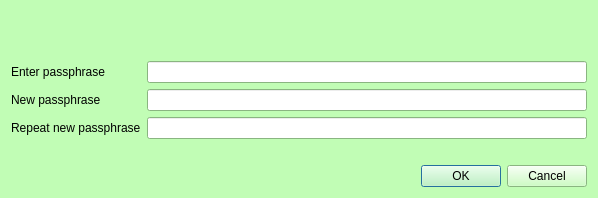
Before: the Qt Designer form src/qt/forms/askpassphrasedialog.ui in IParn/LimecoinX, drawn with Qt 5.
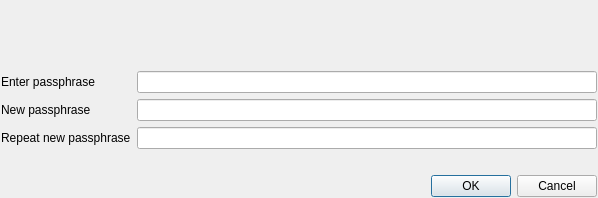
After: the same form once the commit is applied.

What changed in the file:
```diff
--- a/src/qt/forms/askpassphrasedialog.ui
+++ b/src/qt/forms/askpassphrasedialog.ui
@@ -22,425 +22,22 @@
     <height>0</height>
    </size>
   </property>
-  <property name="palette">
-   <palette>
-    <active>
-     <colorrole role="WindowText">
-      <brush brushstyle="SolidPattern">
-       <color alpha="255">
-        <red>0</red>
-        <green>0</green>
-        <blue>0</blue>
-       </color>
-      </brush>
-     </colorrole>
-     <colorrole role="Button">
-      <brush brushstyle="SolidPattern">
-       <color alpha="255">
-        <red>193</red>
-        <green>253</green>
-        <blue>181</blue>
-       </color>
-      </brush>
-     </colorrole>
-     <colorrole role="Light">
-      <brush brushstyle="SolidPattern">
-       <color alpha="255">
-        <red>255</red>
-        <green>255</green>
-        <blue>255</blue>
-       </color>
-      </brush>
-     </colorrole>
-     <colorrole role="Midlight">
-      <brush brushstyle="SolidPattern">
-       <color alpha="255">
-        <red>224</red>
-        <green>254</green>
-        <blue>218</blue>
-       </color>
-      </brush>
-     </colorrole>
-     <colorrole role="Dark">
-      <brush brushstyle="SolidPattern">
-       <color alpha="255">
-        <red>96</red>
-        <green>126</green>
-        <blue>90</blue>
-       </color>
-      </brush>
-     </colorrole>
-     <colorrole role="Mid">
-      <brush brushstyle="SolidPattern">
-       <color alpha="255">
-        <red>129</red>
-        <green>169</green>
-        <blue>121</blue>
-       </color>
-      </brush>
-     </colorrole>
-     <colorrole role="Text">
-      <brush brushstyle="SolidPattern">
-       <color alpha="255">
-        <red>0</red>
-        <green>0</green>
-        <blue>0</blue>
-       </color>
-      </brush>
-     </colorrole>
-     <colorrole role="BrightText">
-      <brush brushstyle="SolidPattern">
-       <color alpha="255">
-        <red>255</red>
-        <green>255</green>
-        <blue>255</blue>
-       </color>
-      </brush>
-     </colorrole>
-     <colorrole role="ButtonText">
-      <brush brushstyle="SolidPattern">
-       <color alpha="255">
-        <red>0</red>
-        <green>0</green>
-        <blue>0</blue>
-       </color>
-      </brush>
-     </colorrole>
-     <colorrole role="Base">
-      <brush brushstyle="SolidPattern">
-       <color alpha="255">
-        <red>255</red>
-        <green>255</green>
-        <blue>255</blue>
-       </color>
-      </brush>
-     </colorrole>
-     <colorrole role="Window">
-      <brush brushstyle="SolidPattern">
-       <color alpha="255">
-        <red>193</red>
-        <green>253</green>
-        <blue>181</blue>
-       </color>
-      </brush>
-     </colorrole>
-     <colorrole role="Shadow">
-      <brush brushstyle="SolidPattern">
-       <color alpha="255">
-        <red>0</red>
-        <green>0</green>
-        <blue>0</blue>
-       </color>
-      </brush>
-     </colorrole>
-     <colorrole role="AlternateBase">
-      <brush brushstyle="SolidPattern">
-       <color alpha="255">
-        <red>224</red>
-        <green>254</green>
-        <blue>218</blue>
-       </color>
-      </brush>
-     </colorrole>
-     <colorrole role="ToolTipBase">
-      <brush brushstyle="SolidPattern">
-       <color alpha="255">
-        <red>255</red>
-        <green>255</green>
-        <blue>220</blue>
-       </color>
-      </brush>
-     </colorrole>
-     <colorrole role="ToolTipText">
-      <brush brushstyle="SolidPattern">
-       <color alpha="255">
-        <red>0</red>
-        <green>0</green>
-        <blue>0</blue>
-       </color>
-      </brush>
-     </colorrole>
-    </active>
-    <inactive>
-     <colorrole role="WindowText">
-      <brush brushstyle="SolidPattern">
-       <color alpha="255">
-        <red>0</red>
-        <green>0</green>
-        <blue>0</blue>
-       </color>
-      </brush>
-     </colorrole>
-     <colorrole role="Button">
-      <brush brushstyle="SolidPattern">
-       <color alpha="255">
-        <red>193</red>
-        <green>253</green>
-        <blue>181</blue>
-       </color>
-      </brush>
-     </colorrole>
-     <colorrole role="Light">
-      <brush brushstyle="SolidPattern">
-       <color alpha="255">
-        <red>255</red>
-        <green>255</green>
-        <blue>255</blue>
-       </color>
-      </brush>
-     </colorrole>
-     <colorrole role="Midlight">
-      <brush brushstyle="SolidPattern">
-       <color alpha="255">
-        <red>224</red>
-        <green>254</green>
-        <blue>218</blue>
-       </color>
-      </brush>
-     </colorrole>
-     <colorrole role="Dark">
-      <brush brushstyle="SolidPattern">
-       <color alpha="255">
-        <red>96</red>
-        <green>126</green>
-        <blue>90</blue>
-       </color>
-      </brush>
-     </colorrole>
-     <colorrole role="Mid">
-      <brush brushstyle="SolidPattern">
-       <color alpha="255">
-        <red>129</red>
-        <green>169</green>
-        <blue>121</blue>
-       </color>
-      </brush>
-     </colorrole>
-     <colorrole role="Text">
-      <brush brushstyle="SolidPattern">
-       <color alpha="255">
-        <red>0</red>
-        <green>0</green>
-        <blue>0</blue>
-       </color>
-      </brush>
-     </colorrole>
-     <colorrole role="BrightText">
-      <brush brushstyle="SolidPattern">
-       <color alpha="255">
-        <red>255</red>
-        <green>255</green>
-        <blue>255</blue>
-       </color>
-      </brush>
-     </colorrole>
-     <colorrole role="ButtonText">
-      <brush brushstyle="SolidPattern">
-       <color alpha="255">
-        <red>0</red>
-        <green>0</green>
-        <blue>0</blue>
-       </color>
-      </brush>
-     </colorrole>
-     <colorrole role="Base">
-      <brush brushstyle="SolidPattern">
-       <color alpha="255">
-        <red>255</red>
-        <green>255</green>
-        <blue>255</blue>
-       </color>
-      </brush>
-     </colorrole>
-     <colorrole role="Window">
-      <brush brushstyle="SolidPattern">
-       <color alpha="255">
-        <red>193</red>
-        <green>253</green>
-        <blue>181</blue>
-       </color>
-      </brush>
-     </colorrole>
-     <colorrole role="Shadow">
-      <brush brushstyle="SolidPattern">
-       <color alpha="255">
-        <red>0</red>
-        <green>0</green>
-        <blue>0</blue>
-       </color>
-      </brush>
-     </colorrole>
-     <colorrole role="AlternateBase">
-      <brush brushstyle="SolidPattern">
-       <color alpha="255">
-        <red>224</red>
-        <green>254</green>
-        <blue>218</blue>
-       </color>
-      </brush>
-     </colorrole>
-     <colorrole role="ToolTipBase">
-      <brush brushstyle="SolidPattern">
-       <color alpha="255">
-        <red>255</red>
-        <green>255</green>
-        <blue>220</blue>
-       </color>
-      </brush>
-     </colorrole>
-     <colorrole role="ToolTipText">
-      <brush brushstyle="SolidPattern">
-       <color alpha="255">
-        <red>0</red>
-        <green>0</green>
-        <blue>0</blue>
-       </color>
-      </brush>
-     </colorrole>
-    </inactive>
-    <disabled>
-     <colorrole role="WindowText">
-      <brush brushstyle="SolidPattern">
-       <color alpha="255">
-        <red>96</red>
-        <green>126</green>
-        <blue>90</blue>
-       </color>
-      </brush>
-     </colorrole>
-     <colorrole role="Button">
-      <brush brushstyle="SolidPattern">
-       <color alpha="255">
-        <red>193</red>
-        <green>253</green>
-        <blue>181</blue>
-       </color>
-      </brush>
-     </colorrole>
-     <colorrole role="Light">
-      <brush brushstyle="SolidPattern">
-       <color alpha="255">
-        <red>255</red>
-        <green>255</green>
-        <blue>255</blue>
-       </color>
-      </brush>
-     </colorrole>
-     <colorrole role="Midlight">
-      <brush brushstyle="SolidPattern">
-       <color alpha="255">
-        <red>224</red>
-        <green>254</green>
-        <blue>218</blue>
-       </color>
-      </brush>
-     </colorrole>
-     <colorrole role="Dark">
-      <brush brushstyle="SolidPattern">
-       <color alpha="255">
-        <red>96</red>
-        <green>126</green>
-        <blue>90</blue>
-       </color>
-      </brush>
-     </colorrole>
-     <colorrole role="Mid">
-      <brush brushstyle="SolidPattern">
-       <color alpha="255">
-        <red>129</red>
-        <green>169</green>
-        <blue>121</blue>
-       </color>
-      </brush>
-     </colorrole>
-     <colorrole role="Text">
-      <brush brushstyle="SolidPattern">
-       <color alpha="255">
-        <red>96</red>
-        <green>126</green>
-        <blue>90</blue>
-       </color>
-      </brush>
-     </colorrole>
-     <colorrole role="BrightText">
-      <brush brushstyle="SolidPattern">
-       <color alpha="255">
-        <red>255</red>
-        <green>255</green>
-        <blue>255</blue>
-       </color>
-      </brush>
-     </colorrole>
-     <colorrole role="ButtonText">
-      <brush brushstyle="SolidPattern">
-       <color alpha="255">
-        <red>96</red>
-        <green>126</green>
-        <blue>90</blue>
-       </color>
-      </brush>
-     </colorrole>
-     <colorrole role="Base">
-      <brush brushstyle="SolidPattern">
-       <color alpha="255">
-        <red>193</red>
-        <green>253</green>
-        <blue>181</blue>
-       </color>
-      </brush>
-     </colorrole>
-     <colorrole role="Window">
-      <brush brushstyle="SolidPattern">
-       <color alpha="255">
-        <red>193</red>
-        <green>253</green>
-        <blue>181</blue>
-       </color>
-      </brush>
-     </colorrole>
-     <colorrole role="Shadow">
-      <brush brushstyle="SolidPattern">
-       <color alpha="255">
-        <red>0</red>
-        <green>0</green>
-        <blue>0</blue>
-       </color>
-      </brush>
-     </colorrole>
-     <colorrole role="AlternateBase">
-      <brush brushstyle="SolidPattern">
-       <color alpha="255">
-        <red>193</red>
-        <green>253</green>
-        <blue>181</blue>
-       </color>
-      </brush>
-     </colorrole>
-     <colorrole role="ToolTipBase">
-      <brush brushstyle="SolidPattern">
-       <color alpha="255">
-        <red>255</red>
-        <green>255</green>
-        <blue>220</blue>
-       </color>
-      </brush>
-     </colorrole>
-     <colorrole role="ToolTipText">
-      <brush brushstyle="SolidPattern">
-       <color alpha="255">
-        <red>0</red>
-        <green>0</green>
-        <blue>0</blue>
-       </color>
-      </brush>
-     </colorrole>
-    </disabled>
-   </palette>
-  </property>
   <property name="windowTitle">
    <string>Passphrase Dialog</string>
   </property>
   <layout class="QVBoxLayout" name="verticalLayout">
+   <property name="leftMargin">
+    <number>1</number>
+   </property>
+   <property name="topMargin">
+    <number>1</number>
+   </property>
+   <property name="rightMargin">
+    <number>1</number>
+   </property>
+   <property name="bottomMargin">
+    <number>1</number>
+   </property>
    <item>
     <widget class="QLabel" name="warningLabel">
      <property name="textFormat">
```
